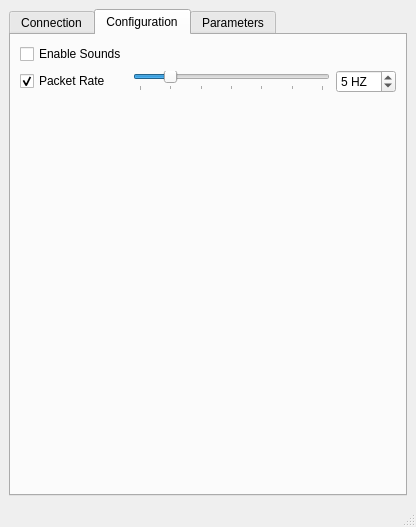
The window that src/crazyflieROS/ui/driverGUI.ui (omwdunkley/crazyflieROS) describes before a commit, drawn with Qt 5.
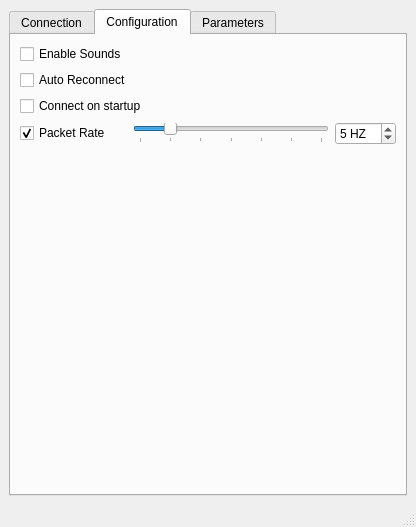
The same window after the commit. The open tabs and pages were chosen to show the change.

Commit message: added auto restart conenction, auto connect on startup, beep sounds

Patch:
```diff
--- a/src/crazyflieROS/ui/driverGUI.ui
+++ b/src/crazyflieROS/ui/driverGUI.ui
@@ -132,13 +132,6 @@
           </property>
          </widget>
         </item>
-        <item row="2" column="1">
-         <widget class="QCheckBox" name="checkBox_reconnect">
-          <property name="text">
-           <string>Auto Reconnect</string>
-          </property>
-         </widget>
-        </item>
         <item row="2" column="0">
          <widget class="QCheckBox" name="checkBox_kill">
           <property name="text">
@@ -153,7 +146,38 @@
         <string>Configuration</string>
        </attribute>
        <layout class="QGridLayout" name="gridLayout_3">
-        <item row="1" column="1">
+        <item row="0" column="0">
+         <widget class="QCheckBox" name="checkBox_beep">
+          <property name="text">
+           <string>Enable Sounds</string>
+          </property>
+         </widget>
+        </item>
+        <item row="1" column="0" colspan="3">
+         <widget class="QCheckBox" name="checkBox_reconnect">
+          <property name="text">
+           <string>Auto Reconnect</string>
+          </property>
+         </widget>
+        </item>
+        <item row="2" column="0" colspan="2">
+         <widget class="QCheckBox" name="checkBox_startupConnect">
+          <property name="text">
+           <string>Connect on startup</string>
+          </property>
+         </widget>
+        </item>
+        <item row="3" column="0">
+         <widget class="QCheckBox" name="checkBox_pktHZ">
+          <property name="text">
+           <string>Packet Rate</string>
+          </property>
+          <property name="checked">
+           <bool>true</bool>
+          </property>
+         </widget>
+        </item>
+        <item row="3" column="1" colspan="3">
          <widget class="QSlider" name="horizontalSlider_pktHZ">
           <property name="minimum">
            <number>0</number>
@@ -184,24 +208,29 @@
           </property>
          </widget>
         </item>
-        <item row="0" column="0">
-         <widget class="QCheckBox" name="checkBox_beep">
-          <property name="text">
-           <string>Enable Sounds</string>
+        <item row="3" column="4">
+         <widget class="QSpinBox" name="spinBox_pktHZ">
+          <property name="suffix">
+           <string> HZ</string>
           </property>
-         </widget>
-        </item>
-        <item row="1" column="0">
-         <widget class="QCheckBox" name="checkBox_pktHZ">
-          <property name="text">
-           <string>Packet Rate</string>
+          <property name="prefix">
+           <string/>
           </property>
-          <property name="checked">
-           <bool>true</bool>
+          <property name="minimum">
+           <number>1</number>
           </property>
+          <property name="maximum">
+           <number>30</number>
+          </property>
+          <property name="singleStep">
+           <number>5</number>
+          </property>
+          <property name="value">
+           <number>5</number>
+          </property>
          </widget>
         </item>
-        <item row="2" column="1">
+        <item row="4" column="2">
          <spacer name="verticalSpacer">
           <property name="orientation">
            <enum>Qt::Vertical</enum>
@@ -214,28 +243,6 @@
           </property>
          </spacer>
         </item>
-        <item row="1" column="2">
-         <widget class="QSpinBox" name="spinBox_pktHZ">
-          <property name="suffix">
-           <string> HZ</string>
-          </property>
-          <property name="prefix">
-           <string/>
-          </property>
-          <property name="minimum">
-           <number>1</number>
-          </property>
-          <property name="maximum">
-           <number>30</number>
-          </property>
-          <property name="singleStep">
-           <number>5</number>
-          </property>
-          <property name="value">
-           <number>5</number>
-          </property>
-         </widget>
-        </item>
        </layout>
       </widget>
       <widget class="QWidget" name="tab_param">
```
Left out of the diff: 2 changed lines with no effect on the pictures. The commit also changes 2 other files.
